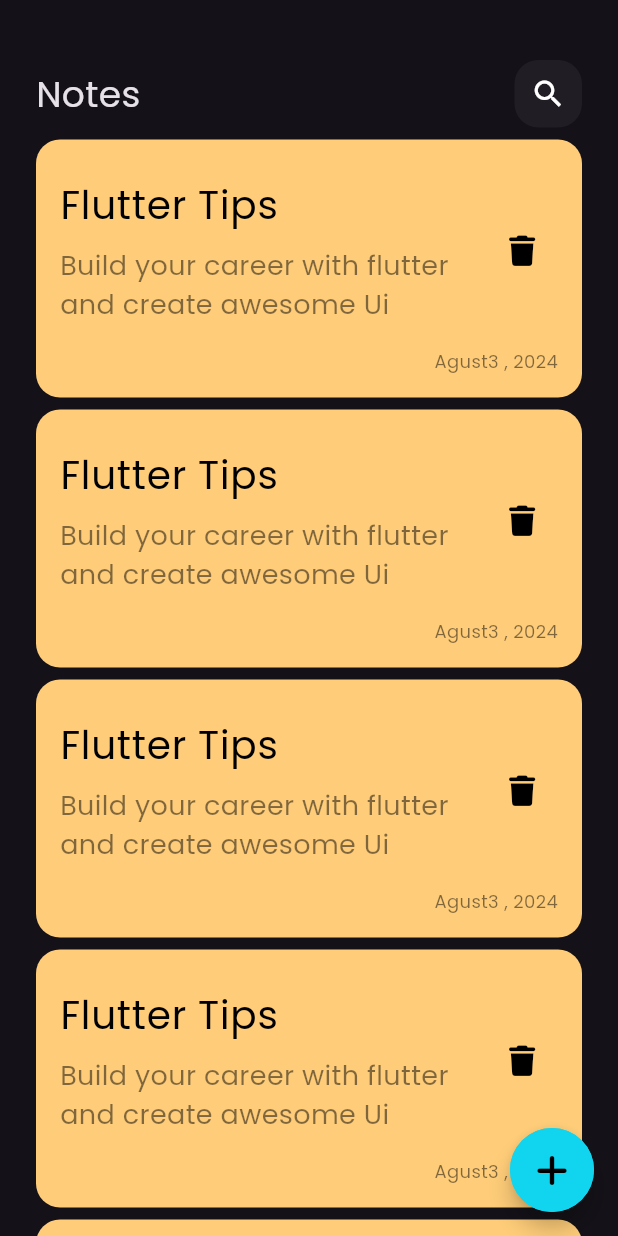
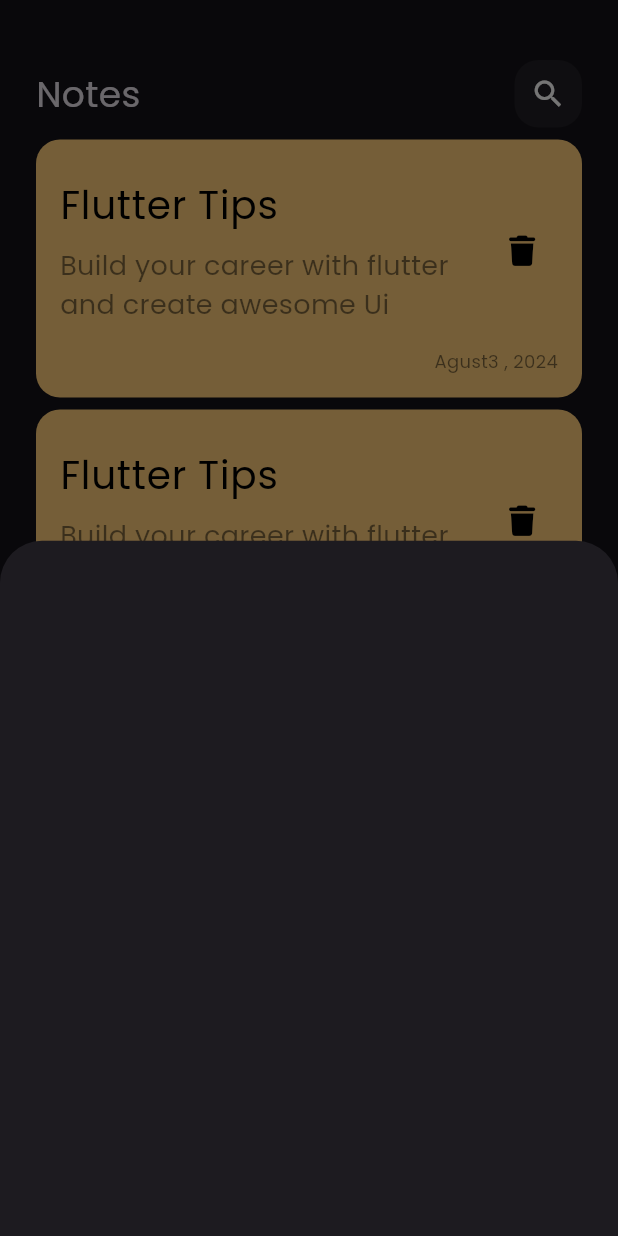
Before and after one commit to mohamedsaeedofficial/notes_app, a Flutter app: the screen it shows after launch, after a tap on an icon or button, on a phone screen of 412 x 824 dp. Run offline on Flutter 3.47's test engine with Material 3 defaults, Android fonts, the phone set to English and light mode, and no system bars; our stand-ins replace font_awesome_flutter.

Commit message:
add Note buttom show

```diff
--- a/lib/views/notes_view.dart
+++ b/lib/views/notes_view.dart
@@ -1,5 +1,6 @@
 import 'package:flutter/material.dart';
 import 'package:font_awesome_flutter/font_awesome_flutter.dart';
+import 'package:note_app/views/widgets/add_note_bottom_sheet.dart';
 import 'package:note_app/views/widgets/notes_view_body.dart';
 
 class NotesView extends StatelessWidget {
@@ -10,7 +11,11 @@
     return Scaffold(
       body: const NotesViewBody(),
       floatingActionButton: FloatingActionButton(
-        onPressed: () {},
+        onPressed: () {
+          showModalBottomSheet(context: context, builder: (context) {
+            return const AddNoteBottomSheet() ;
+          },);
+        },
         backgroundColor: const Color.fromARGB(255, 17, 212, 238),
         shape: const CircleBorder(
           side: BorderSide(
--- /dev/null
+++ b/lib/views/widgets/add_note_bottom_sheet.dart
@@ -0,0 +1,10 @@
+import 'package:flutter/material.dart';
+
+class AddNoteBottomSheet extends StatelessWidget {
+  const AddNoteBottomSheet({super.key});
+
+  @override
+  Widget build(BuildContext context) {
+    return Container();
+  }
+}
```
